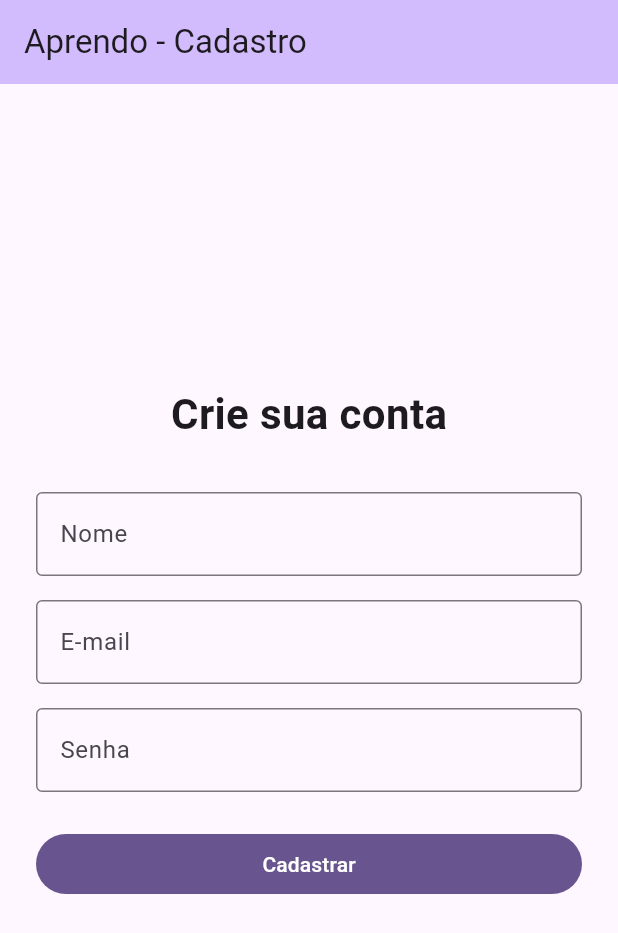
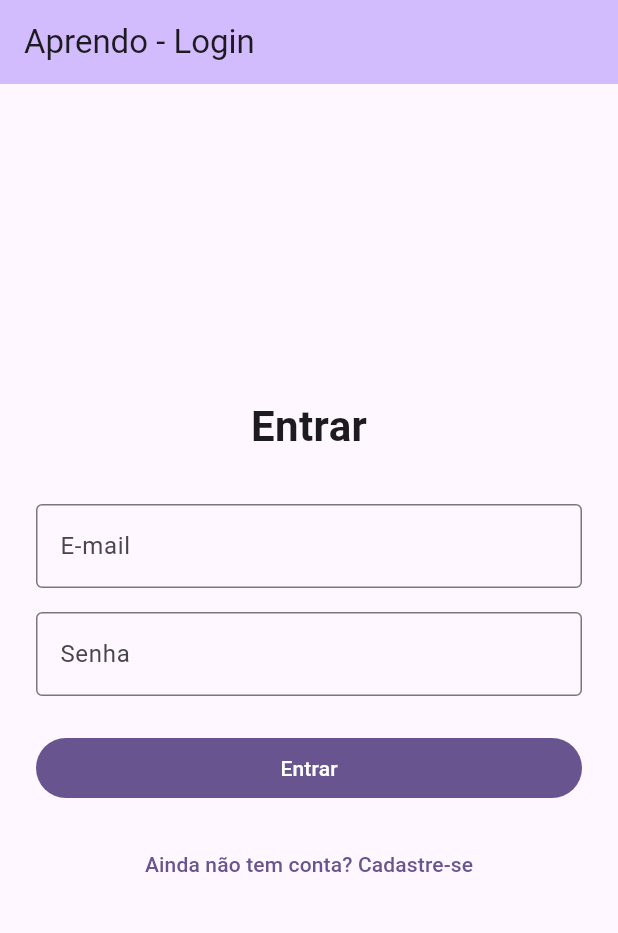
Before and after one commit to chettilog/Aprendo-PFC, a Flutter app: the screen it shows after launch, on a phone screen of 412 x 824 dp. Shown: the top 933 px of the screen. Run offline on Flutter 3.47's test engine with Material 3 defaults, Android fonts, the phone set to English and light mode, and no system bars.

Commit message:
Adiciona funcionalidade de login (RF02)

```diff
--- a/frontend/lib/main.dart
+++ b/frontend/lib/main.dart
@@ -17,11 +17,145 @@ class AprendoApp extends StatelessWidget {
         colorScheme: ColorScheme.fromSeed(seedColor: Colors.deepPurple),
         useMaterial3: true,
       ),
-      home: const TelaCadastro(),
+      home: const TelaLogin(),
     );
   }
 }
 
+// ============================================================
+// TELA DE LOGIN
+// ============================================================
+class TelaLogin extends StatefulWidget {
+  const TelaLogin({super.key});
+
+  @override
+  State<TelaLogin> createState() => _TelaLoginState();
+}
+
+class _TelaLoginState extends State<TelaLogin> {
+  final _emailController = TextEditingController();
+  final _senhaController = TextEditingController();
+  bool _carregando = false;
+  String _mensagem = '';
+
+  Future<void> _fazerLogin() async {
+    setState(() {
+      _carregando = true;
+      _mensagem = '';
+    });
+
+    try {
+      final response = await http.post(
+        Uri.parse('http://localhost:3000/login'),
+        headers: {'Content-Type': 'application/json'},
+        body: jsonEncode({
+          'email': _emailController.text,
+          'senha': _senhaController.text,
+        }),
+      );
+
+      final data = jsonDecode(response.body);
+
+      if (response.statusCode == 200) {
+        setState(() {
+          _mensagem = 'Bem-vindo, ${data['usuario']['nome']}!';
+        });
+      } else {
+        setState(() {
+          _mensagem = 'Erro: ${data['error'] ?? 'Falha no login'}';
+        });
+      }
+    } catch (e) {
+      setState(() {
+        _mensagem = 'Erro de conexão: $e';
+      });
+    } finally {
+      setState(() {
+        _carregando = false;
+      });
+    }
+  }
+
+  @override
+  Widget build(BuildContext context) {
+    return Scaffold(
+      appBar: AppBar(
+        title: const Text('Aprendo - Login'),
+        backgroundColor: Theme.of(context).colorScheme.inversePrimary,
+      ),
+      body: Center(
+        child: SingleChildScrollView(
+          padding: const EdgeInsets.all(24),
+          child: ConstrainedBox(
+            constraints: const BoxConstraints(maxWidth: 400),
+            child: Column(
+              mainAxisAlignment: MainAxisAlignment.center,
+              children: [
+                const Text(
+                  'Entrar',
+                  style: TextStyle(fontSize: 28, fontWeight: FontWeight.bold),
+                ),
+                const SizedBox(height: 32),
+                TextField(
+                  controller: _emailController,
+                  decoration: const InputDecoration(
+                    labelText: 'E-mail',
+                    border: OutlineInputBorder(),
+                  ),
+                ),
+                const SizedBox(height: 16),
+                TextField(
+                  controller: _senhaController,
+                  obscureText: true,
+                  decoration: const InputDecoration(
+                    labelText: 'Senha',
+                    border: OutlineInputBorder(),
+                  ),
+                ),
+                const SizedBox(height: 24),
+                SizedBox(
+                  width: double.infinity,
+                  child: FilledButton(
+                    onPressed: _carregando ? null : _fazerLogin,
+                    child: _carregando
+                        ? const CircularProgressIndicator()
+                        : const Text('Entrar'),
+                  ),
+                ),
+                const SizedBox(height: 16),
+                TextButton(
+                  onPressed: () {
+                    Navigator.push(
+                      context,
+                      MaterialPageRoute(
+                        builder: (context) => const TelaCadastro(),
+                      ),
+                    );
+                  },
+                  child: const Text('Ainda não tem conta? Cadastre-se'),
+                ),
+                const SizedBox(height: 16),
+                if (_mensagem.isNotEmpty)
+                  Text(
+                    _mensagem,
+                    style: TextStyle(
+                      color: _mensagem.startsWith('Erro') ? Colors.red : Colors.green,
+                      fontWeight: FontWeight.w500,
+                    ),
+                    textAlign: TextAlign.center,
+                  ),
+              ],
+            ),
+          ),
+        ),
+      ),
+    );
+  }
+}
+
+// ============================================================
+// TELA DE CADASTRO
+// ============================================================
 class TelaCadastro extends StatefulWidget {
   const TelaCadastro({super.key});
 
@@ -132,7 +266,14 @@ class _TelaCadastroState extends State<TelaCadastro> {
                         : const Text('Cadastrar'),
                   ),
                 ),
-                const SizedBox(height: 24),
+                const SizedBox(height: 16),
+                TextButton(
+                  onPressed: () {
+                    Navigator.pop(context);
+                  },
+                  child: const Text('Já tem conta? Faça login'),
+                ),
+                const SizedBox(height: 16),
                 if (_mensagem.isNotEmpty)
                   Text(
                     _mensagem,
```
Also changed, not shown: 3 other files.
